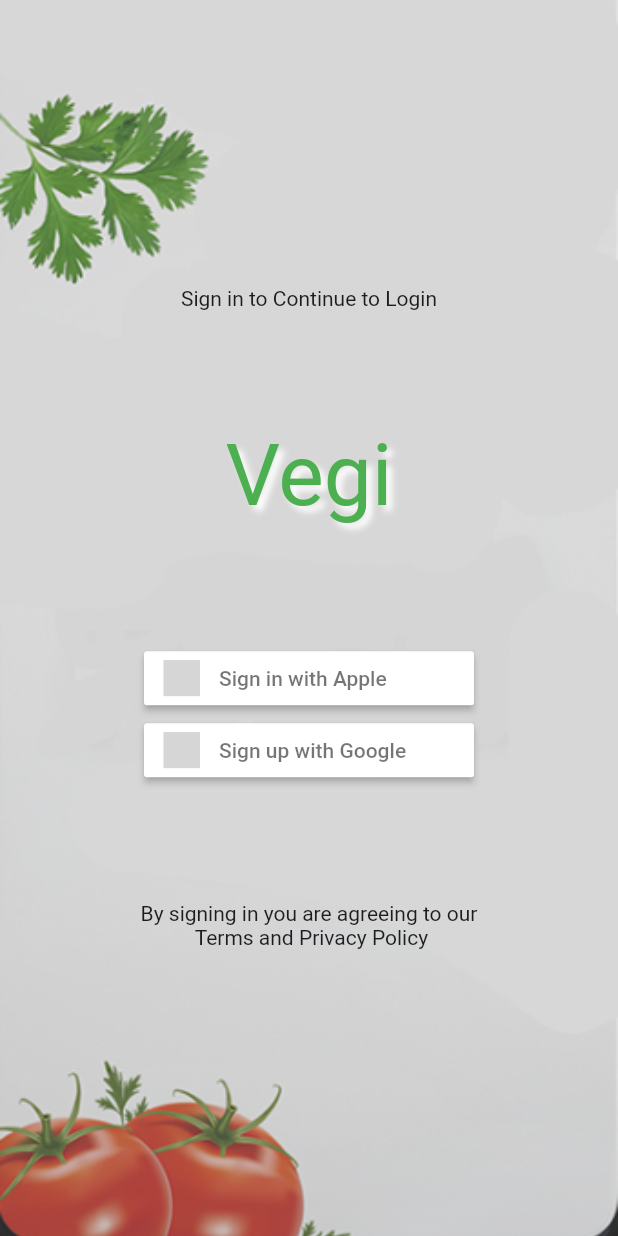
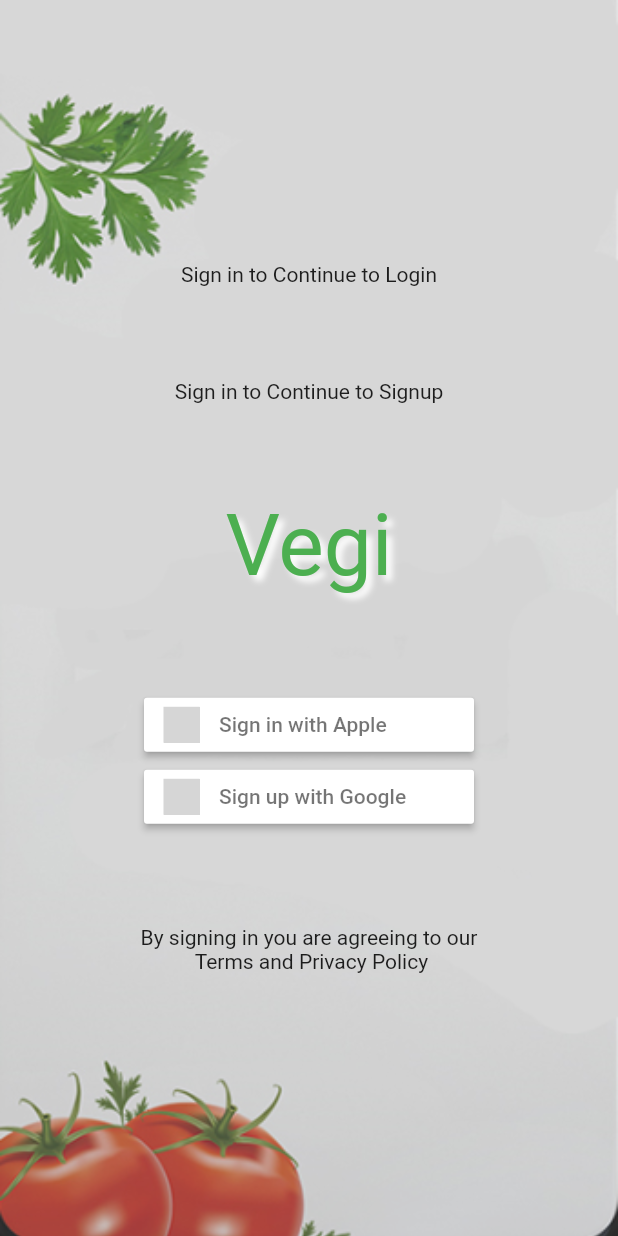
Before and after one commit to naveen6768/flutter_food_app, a Flutter app: the screen it shows after launch, on a phone screen of 412 x 824 dp. Run offline on Flutter 3.47's test engine with Material 2 defaults, Android fonts, the phone set to English and light mode, and no system bars; our stand-ins replace device_preview, flutter_screenutil, flutter_signin_button; grey boxes are pictures that could not be loaded.

Commit message:
third commit

```diff
--- a/lib/presentation/screens/signin_screen.dart
+++ b/lib/presentation/screens/signin_screen.dart
@@ -32,6 +32,7 @@ class SignInScreen extends StatelessWidget {
                   mainAxisAlignment: MainAxisAlignment.spaceEvenly,
                   children: [
                     const Text('Sign in to Continue to Login'),
+                    const Text('Sign in to Continue to Signup'),
                     Text(
                       'Vegi',
                       style: TextStyle(
```
